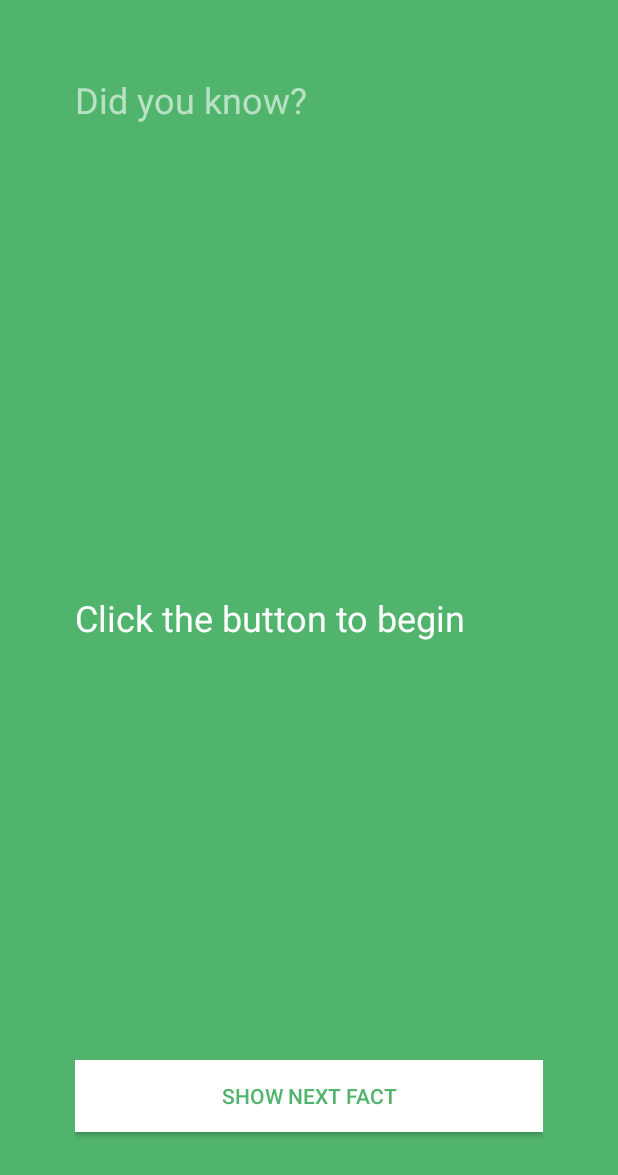
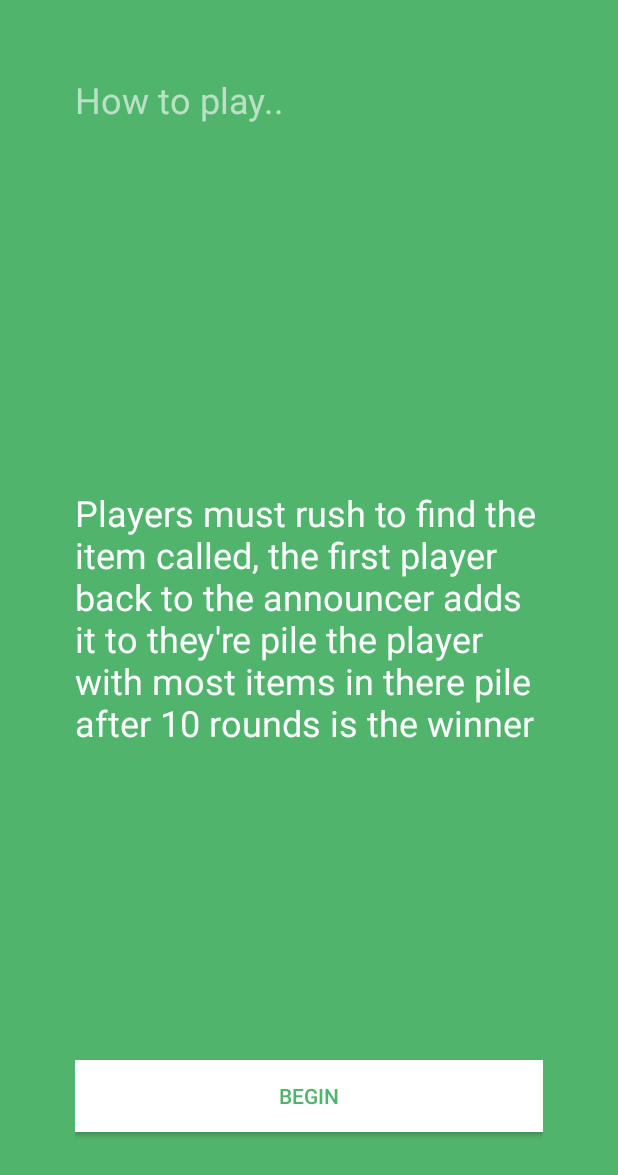
Before and after one commit to bctecnica/House-hunt, an Android app: the screen it shows after launch (MainGame), after a tap on "GENERATE", on a phone screen of 412 x 824 dp. Shown: the top 1175 px of the screen. Run offline under Robolectric (Android 15) with nearby library versions, the phone set to English and light mode, and no system bars.

Commit message:
Game logic finished

```diff
--- a/app/src/main/AndroidManifest.xml
+++ b/app/src/main/AndroidManifest.xml
@@ -9,8 +9,10 @@
         android:roundIcon="@mipmap/ic_launcher_round"
         android:supportsRtl="true"
         android:theme="@style/AppTheme">
-        <activity android:name=".MainGame" />
-        <activity android:name=".MainActivity">
+        <activity android:name=".MainGame"
+            android:screenOrientation="portrait" />
+        <activity android:name=".MainActivity"
+            android:screenOrientation="portrait">
             <intent-filter>
                 <action android:name="android.intent.action.MAIN" />
 
--- a/app/src/main/java/com/bctecnica/houseHunt/ColorWheel.java
+++ b/app/src/main/java/com/bctecnica/houseHunt/ColorWheel.java
@@ -15,7 +15,6 @@ public class ColorWheel {
             "#838cc7", // lavender
             "#7d669e", // purple
             "#53bbb4", // aqua
-            "#51b46d", // green
             "#e0ab18", // mustard
             "#637a91", // dark gray
             "#f092b0", // pink
--- a/app/src/main/java/com/bctecnica/houseHunt/ItemsToFind.java
+++ b/app/src/main/java/com/bctecnica/houseHunt/ItemsToFind.java
@@ -21,26 +21,27 @@ public class ItemsToFind {
             "outdoor item 10", "outdoor item 11", "outdoor item 12",
     };
 
-    // Pulls items from the array depending on user selection of where to play
+    // Combined array of both inside/outside[]
+    private String[] both = Stream.concat(Arrays.stream(indoor), Arrays.stream(outdoor))
+            .toArray(String[]::new);
+
+    // Pulls items from the correct array depending on user selection of where to play
     public String getNextItem(int input){
         String item = "ERROR";
+        Random randomGenerator = new Random();
         if(input == 0) {
-            Random randomGenerator = new Random();
             int randomNumber = randomGenerator.nextInt(indoor.length);
             item = indoor[randomNumber];
         }
         if(input == 1){
-            Random randomGenerator = new Random();
             int randomNumber = randomGenerator.nextInt(outdoor.length);
             item = outdoor[randomNumber];
         }
         if(input == 2){
-            String[] both = Stream.concat(Arrays.stream(indoor), Arrays.stream(outdoor))
-                    .toArray(String[]::new);
-            Random randomGenerator = new Random();
             int randomNumber = randomGenerator.nextInt(both.length);
             item = both[randomNumber];
         }
         return item;
     }
+
 }
--- a/app/src/main/java/com/bctecnica/houseHunt/MainActivity.java
+++ b/app/src/main/java/com/bctecnica/houseHunt/MainActivity.java
@@ -31,13 +31,11 @@ public class MainActivity extends AppCompatActivity {
         playAreaImage = findViewById(R.id.whereView);
         generateButton = findViewById(R.id.generateButton);
 
-        whereToPlayRadioGroup.setOnCheckedChangeListener(new RadioGroup.OnCheckedChangeListener() {
-            @Override
-            public void onCheckedChanged(RadioGroup radioGroup, int i) {
-                userSelectionRadioButton = radioGroup.findViewById(i);
-                passIndex = radioGroup.indexOfChild(userSelectionRadioButton);
-                playAreaImage.setImageResource(wherePictures[passIndex]);
-            }
+        // Changes image whe radio buttons clicked and saves the value of selection to pass through intent
+        whereToPlayRadioGroup.setOnCheckedChangeListener((radioGroup, i) -> {
+            userSelectionRadioButton = radioGroup.findViewById(i);
+            passIndex = radioGroup.indexOfChild(userSelectionRadioButton);
+            playAreaImage.setImageResource(wherePictures[passIndex]);
         });
 
         generateButton.setOnClickListener(new View.OnClickListener() {
@@ -49,7 +47,8 @@ public class MainActivity extends AppCompatActivity {
             }
         });
     }
-    // Info icon in action bar
+
+    // E-mail icon in action bar
     @Override
     public boolean onCreateOptionsMenu(Menu menu) {
         MenuItem menuItem = menu.add("info");
@@ -58,7 +57,7 @@ public class MainActivity extends AppCompatActivity {
         return true;
     }
 
-    // Opens info pane when action bar icon is clicked
+    // Opens panel to send email to bctecnica
     @Override
     public boolean onOptionsItemSelected(@NonNull MenuItem item) {
         Intent i = new Intent(Intent.ACTION_SEND);
--- a/app/src/main/res/layout/activity_main_game.xml
+++ b/app/src/main/res/layout/activity_main_game.xml
@@ -1,6 +1,5 @@
 <?xml version="1.0" encoding="utf-8"?>
 <RelativeLayout xmlns:android="http://schemas.android.com/apk/res/android"
-    xmlns:app="http://schemas.android.com/apk/res-auto"
     xmlns:tools="http://schemas.android.com/tools"
     android:id="@+id/mainGameLayout"
     android:layout_width="match_parent"
@@ -13,7 +12,7 @@
         android:id="@+id/nextFindText"
         android:layout_width="wrap_content"
         android:layout_height="wrap_content"
-        android:text="Did you know?"
+        android:text="How to play.."
         android:textColor="#99FFFFFF"
         android:textSize="24sp" />
 
@@ -22,9 +21,8 @@
         android:layout_width="wrap_content"
         android:layout_height="wrap_content"
         android:layout_alignParentStart="true"
-        android:layout_alignParentLeft="true"
         android:layout_centerVertical="true"
-        android:text="Click the button to begin"
+        android:text="@string/instructions"
         android:textColor="#FFFFFF"
         android:textSize="24sp" />
 
@@ -36,7 +34,7 @@
         android:layout_centerHorizontal="true"
         android:layout_marginBottom="19dp"
         android:background="#FFFFFF"
-        android:text="Show next fact"
+        android:text="Begin"
         android:textColor="#51b46d" />
 
 </RelativeLayout>
--- a/app/src/main/res/values/strings.xml
+++ b/app/src/main/res/values/strings.xml
@@ -2,4 +2,5 @@
     <string name="app_name">House Hunt</string>
     <string name="bctecnica">bctecnica</string>
     <string name="e_mail">e_mail</string>
+    <string name="instructions">Players must rush to find the item called, the first player back to the announcer adds it to they\'re pile the player with most items in there pile after 10 rounds is the winner </string>
 </resources>
```
Also changed, not shown: app/src/main/java/com/bctecnica/houseHunt/MainGame.java (+54 -10 lines), app/src/main/res/drawable/winner_icon.png (added).
